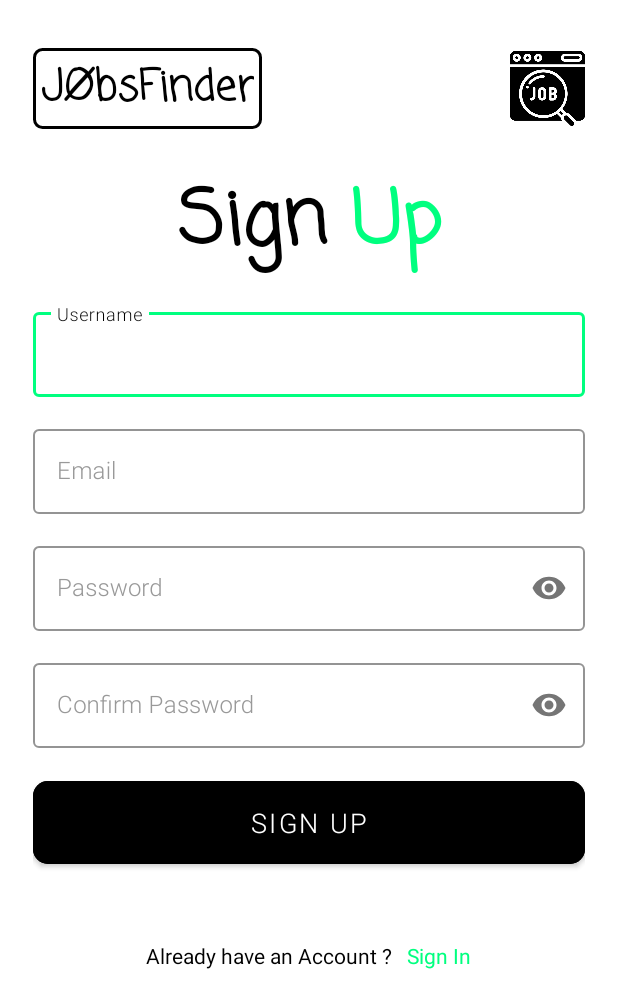
After one commit to maidzui123/JobsFinderApp, an Android app: the SignUpActivity screen opened directly, with no data from a screen before it, on a phone screen of 412 x 824 dp. The commit adds this screen. Shown: the top 1008 px of the screen. Run offline under Robolectric (Android 15) with nearby library versions, the phone set to English and light mode, and no system bars.

Commit message:
Sign Up UI

```diff
--- a/app/src/main/AndroidManifest.xml
+++ b/app/src/main/AndroidManifest.xml
@@ -12,6 +12,9 @@
         android:roundIcon="@mipmap/logo_app"
         android:theme="@style/Theme.JobFinderApp"
         tools:targetApi="31">
+        <activity
+            android:name=".SignUpActivity"
+            android:exported="false" />
         <activity
             android:name=".OnBoardingActivity"
             android:exported="false" />
--- a/app/src/main/java/com/example/jobfinderapp/OnBoardingActivity.java
+++ b/app/src/main/java/com/example/jobfinderapp/OnBoardingActivity.java
@@ -41,7 +41,7 @@ public class OnBoardingActivity extends AppCompatActivity {
                     viewPager2.setCurrentItem(viewPager2.getCurrentItem()+1);
                 }
                 else {
-                    startActivity(new Intent(getApplicationContext(), MainActivity.class));
+                    startActivity(new Intent(getApplicationContext(), SignUpActivity.class));
                 }
             }
         });
--- /dev/null
+++ b/app/src/main/java/com/example/jobfinderapp/SignUpActivity.java
@@ -0,0 +1,25 @@
+package com.example.jobfinderapp;
+
+import androidx.appcompat.app.AppCompatActivity;
+
+import android.graphics.Color;
+import android.graphics.Typeface;
+import android.os.Bundle;
+import android.text.SpannableString;
+import android.text.style.ForegroundColorSpan;
+import android.text.style.StyleSpan;
+import android.widget.TextView;
+
+public class SignUpActivity extends AppCompatActivity {
+    private TextView tvSignUpTitle;
+    @Override
+    protected void onCreate(Bundle savedInstanceState) {
+        super.onCreate(savedInstanceState);
+        setContentView(R.layout.activity_sign_up);
+        tvSignUpTitle = findViewById(R.id.tvSignUpTitle);
+        String title = "Sign Up";
+        SpannableString s = new SpannableString(title);
+        s.setSpan(new ForegroundColorSpan(Color.parseColor("#00FF7F")), 5, 7,0);
+        tvSignUpTitle.setText(s);
+    }
+}
--- a/app/src/main/java/com/example/jobfinderapp/SplashActivity.java
+++ b/app/src/main/java/com/example/jobfinderapp/SplashActivity.java
@@ -7,10 +7,11 @@ import android.os.Bundle;
 import android.os.Handler;
 import android.view.animation.Animation;
 import android.view.animation.AnimationUtils;
+import android.widget.ImageView;
 import android.widget.TextView;
 
 public class SplashActivity extends AppCompatActivity {
-    private TextView tvSplashLogo;
+    private ImageView tvSplashLogo;
     private static final String KEY_FIRST_INSTALL = "KEY_FIRST_INSTALL";
     @Override
     protected void onCreate(Bundle savedInstanceState) {
@@ -24,7 +25,7 @@ public class SplashActivity extends AppCompatActivity {
             public void run() {
                 if(mySharePreferences.getBooleanValue(KEY_FIRST_INSTALL)) {
                     // Main
-                    startActivity(MainActivity.class);
+                    startActivity(SignUpActivity.class);
                 }
                 else {
                     // On Boarding
--- /dev/null
+++ b/app/src/main/res/drawable/sign_up_stroke.xml
@@ -0,0 +1,6 @@
+<?xml version="1.0" encoding="utf-8"?>
+<shape xmlns:android="http://schemas.android.com/apk/res/android" android:shape="rectangle">
+    <stroke android:width="2dp" android:color="#00FF7F"/>
+    <corners android:radius="5dp"/>
+
+</shape>
--- /dev/null
+++ b/app/src/main/res/layout/activity_sign_up.xml
@@ -0,0 +1,188 @@
+<?xml version="1.0" encoding="utf-8"?>
+<ScrollView xmlns:android="http://schemas.android.com/apk/res/android"
+    xmlns:app="http://schemas.android.com/apk/res-auto"
+    xmlns:tools="http://schemas.android.com/tools"
+    android:layout_width="match_parent"
+    android:layout_height="match_parent"
+    android:background="@color/white"
+    android:scrollbars="none"
+    tools:context=".SignUpActivity">
+
+    <LinearLayout
+        android:layout_width="match_parent"
+        android:layout_height="wrap_content"
+        android:layout_marginStart="22dp"
+        android:layout_marginEnd="22dp"
+        android:orientation="vertical">
+
+        <androidx.constraintlayout.widget.ConstraintLayout
+            android:layout_width="match_parent"
+            android:layout_height="wrap_content"
+            android:layout_marginTop="32dp">
+
+            <TextView
+                android:layout_width="wrap_content"
+                android:layout_height="wrap_content"
+                android:layout_centerHorizontal="true"
+                android:background="@drawable/on_boarding_stroke"
+                android:fontFamily="casual"
+                android:padding="5dp"
+                android:text="JØbsFinder"
+                android:textColor="@color/black"
+                android:textSize="28sp"
+                android:textStyle="bold"
+                tools:ignore="MissingConstraints" />
+
+            <ImageView
+                android:layout_width="50dp"
+                android:layout_height="50dp"
+                app:layout_constraintBottom_toBottomOf="parent"
+                app:layout_constraintEnd_toEndOf="parent"
+                app:layout_constraintTop_toTopOf="parent"
+                android:src="@drawable/logo_app"/>
+
+        </androidx.constraintlayout.widget.ConstraintLayout>
+
+        <TextView
+            android:id="@+id/tvSignUpTitle"
+            android:layout_width="match_parent"
+            android:layout_height="wrap_content"
+            android:layout_marginTop="24dp"
+            android:text="Sign Up"
+            android:fontFamily="casual"
+            android:textStyle="bold"
+            android:textAlignment="center"
+            android:gravity="center"
+            android:textColor="@color/black"
+            android:textSize="50sp" />
+
+        <com.google.android.material.textfield.TextInputLayout
+            style="@style/Widget.MaterialComponents.TextInputLayout.OutlinedBox"
+            android:layout_width="match_parent"
+            android:layout_height="wrap_content"
+            android:layout_marginTop="16dp"
+            android:hint="Username"
+            app:boxStrokeColor="@color/green"
+            app:hintTextColor="@color/black"
+            android:textColorHint="#999999">
+
+            <com.google.android.material.textfield.TextInputEditText
+                android:id="@+id/edtSignUpUsername"
+                android:layout_width="match_parent"
+                android:layout_height="wrap_content"
+                android:inputType="text"
+                android:singleLine="true"
+                android:fontFamily="sans-serif-light"
+                android:textColor="@color/black" />
+
+        </com.google.android.material.textfield.TextInputLayout>
+
+        <com.google.android.material.textfield.TextInputLayout
+            style="@style/Widget.MaterialComponents.TextInputLayout.OutlinedBox"
+            android:layout_width="match_parent"
+            android:layout_height="wrap_content"
+            android:layout_marginTop="16dp"
+            app:boxStrokeColor="@color/green"
+            app:hintTextColor="@color/black"
+            android:hint="Email"
+            android:textColorHint="#999999">
+
+            <com.google.android.material.textfield.TextInputEditText
+                android:id="@+id/edtSignUpEmail"
+                android:layout_width="match_parent"
+                android:layout_height="wrap_content"
+                android:inputType="textEmailAddress"
+                android:singleLine="true"
+                android:fontFamily="sans-serif-light"
+                android:textColor="@color/black" />
+
+        </com.google.android.material.textfield.TextInputLayout>
+
+        <com.google.android.material.textfield.TextInputLayout
+            style="@style/Widget.MaterialComponents.TextInputLayout.OutlinedBox"
+            android:layout_width="match_parent"
+            android:layout_height="wrap_content"
+            android:layout_marginTop="16dp"
+            android:hint="Password"
+            android:textColorHint="#999999"
+            app:boxStrokeColor="@color/green"
+            app:hintTextColor="@color/black"
+            app:passwordToggleEnabled="true">
+
+            <com.google.android.material.textfield.TextInputEditText
+                android:id="@+id/edtSignUpPassword"
+                android:layout_width="match_parent"
+                android:layout_height="wrap_content"
+                android:inputType="textPassword"
+                android:singleLine="true"
+                android:fontFamily="sans-serif-light"
+                android:textColor="@color/black" />
+
+        </com.google.android.material.textfield.TextInputLayout>
+
+        <com.google.android.material.textfield.TextInputLayout
+            style="@style/Widget.MaterialComponents.TextInputLayout.OutlinedBox"
+            android:layout_width="match_parent"
+            android:layout_height="wrap_content"
+            android:layout_marginTop="16dp"
+            android:hint="Confirm Password"
+            android:textColorHint="#999999"
+            app:boxStrokeColor="@color/green"
+            app:hintTextColor="@color/black"
+            app:passwordToggleEnabled="true">
+
+            <com.google.android.material.textfield.TextInputEditText
+                android:id="@+id/edtSignUpConfirmPassword"
+                android:layout_width="match_parent"
+                android:layout_height="wrap_content"
+                android:inputType="textPassword"
+                android:singleLine="true"
+                android:fontFamily="sans-serif-light"
+                android:textColor="@color/black" />
+
+        </com.google.android.material.textfield.TextInputLayout>
+
+        <Button
+            android:id="@+id/btnSignUp"
+            android:layout_width="match_parent"
+            android:layout_height="wrap_content"
+            android:backgroundTint="@color/black"
+            android:paddingStart="20dp"
+            android:paddingTop="15dp"
+            android:paddingEnd="20dp"
+            android:paddingBottom="15dp"
+            android:text="Sign Up"
+            android:textSize="18sp"
+            android:fontFamily="sans-serif-light"
+            app:cornerRadius="10dp"
+            android:layout_marginTop="16dp"/>
+
+        <LinearLayout
+            android:layout_width="match_parent"
+            android:layout_height="wrap_content"
+            android:layout_marginTop="45dp"
+            android:gravity="center"
+            android:orientation="horizontal">
+
+            <TextView
+                android:layout_width="wrap_content"
+                android:layout_height="wrap_content"
+                android:text="Already have an Account ?"
+                android:textColor="@color/black"
+                android:textSize="14sp" />
+
+            <TextView
+                android:id="@+id/txtSignIn"
+                android:layout_width="wrap_content"
+                android:layout_height="wrap_content"
+                android:layout_marginStart="10dp"
+                android:text="Sign In"
+                android:textColor="@color/green"
+                android:textSize="14sp" />
+
+
+        </LinearLayout>
+
+    </LinearLayout>
+
+</ScrollView>
--- a/app/src/main/res/layout/activity_splash.xml
+++ b/app/src/main/res/layout/activity_splash.xml
@@ -5,16 +5,24 @@
     android:layout_width="match_parent"
     android:layout_height="match_parent"
     tools:context=".SplashActivity">
+    <ImageView
+        android:id="@+id/tvSplashLogo"
+        android:layout_width="90dp"
+        android:layout_height="90dp"
+        android:layout_centerInParent="true"
+        android:src="@drawable/logo_app"/>
+
     <TextView
-        android:id="@+id/tvSplashLogo"
         android:layout_width="wrap_content"
         android:layout_height="wrap_content"
-        android:layout_centerInParent="true"
+        android:layout_alignParentBottom="true"
+        android:layout_centerHorizontal="true"
         android:background="@drawable/on_boarding_stroke"
         android:fontFamily="casual"
         android:padding="5dp"
         android:text="JØbsFinder"
         android:textColor="@color/black"
-        android:textSize="28sp"
-        android:textStyle="bold"/>
+        android:textSize="18sp"
+        android:textStyle="bold"
+        android:layout_marginBottom="20dp"/>
 </RelativeLayout>
--- a/app/src/main/res/values/colors.xml
+++ b/app/src/main/res/values/colors.xml
@@ -7,4 +7,5 @@
     <color name="teal_700">#FF018786</color>
     <color name="black">#FF000000</color>
     <color name="white">#FFFFFFFF</color>
+    <color name="green">#00FF7F</color>
 </resources>
```
Also changed, not shown: app/src/main/res/drawable/logo_app.png (added).
